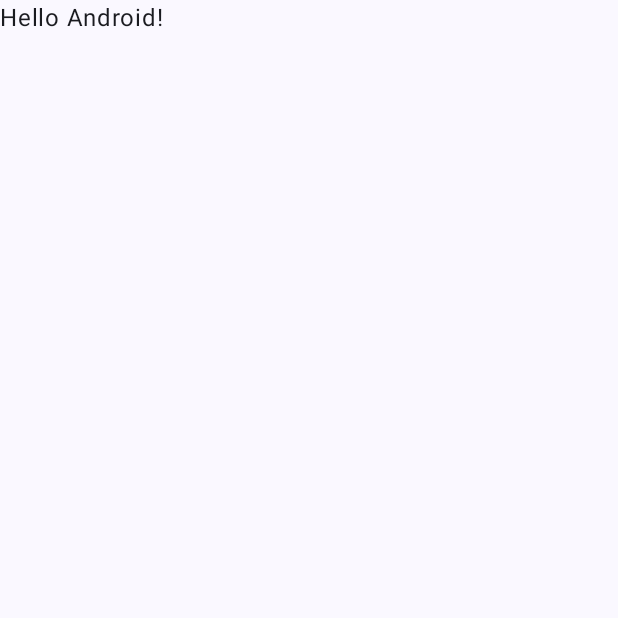
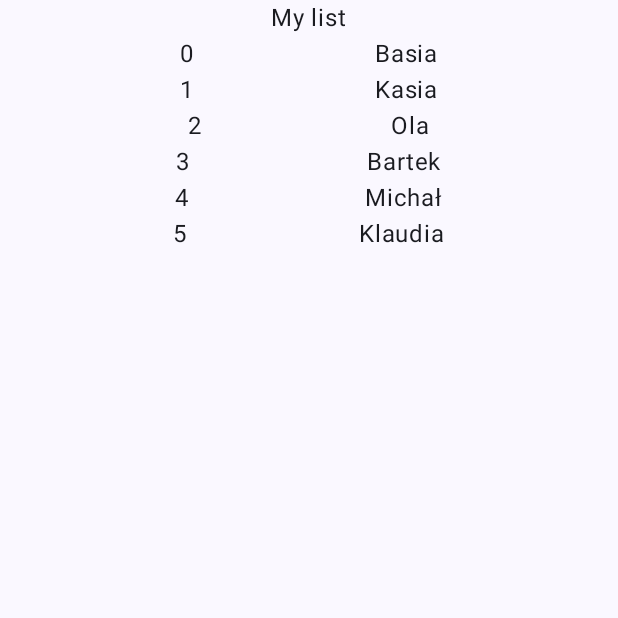
Before and after one commit to MichalxPZ/Compose_snippets, an Android app built with Jetpack Compose: the screen it shows after launch (MainActivity), on a phone screen of 412 x 824 dp, the top half of it. Before the commit the part shown is almost empty. Run offline under Robolectric (Android 15) with nearby library versions, the phone set to English and light mode, and no system bars.

Commit message:
simple list

```diff
--- a/app/src/main/java/pl/put/poznan/michalxpz/compose_snippets/MainActivity.kt
+++ b/app/src/main/java/pl/put/poznan/michalxpz/compose_snippets/MainActivity.kt
@@ -3,6 +3,7 @@ package pl.put.poznan.michalxpz.compose_snippets
 import android.os.Bundle
 import androidx.activity.ComponentActivity
 import androidx.activity.compose.setContent
+import androidx.compose.foundation.layout.Column
 import androidx.compose.foundation.layout.fillMaxSize
 import androidx.compose.material3.MaterialTheme
 import androidx.compose.material3.Surface
@@ -10,6 +11,7 @@ import androidx.compose.material3.Text
 import androidx.compose.runtime.Composable
 import androidx.compose.ui.Modifier
 import androidx.compose.ui.tooling.preview.Preview
+import pl.put.poznan.michalxpz.compose_snippets.list.MyList
 import pl.put.poznan.michalxpz.compose_snippets.ui.theme.Compose_snippetsTheme
 
 class MainActivity : ComponentActivity() {
@@ -22,25 +24,17 @@ class MainActivity : ComponentActivity() {
                     modifier = Modifier.fillMaxSize(),
                     color = MaterialTheme.colorScheme.background
                 ) {
-                    Greeting("Android")
+                    MyList(names = listOf("Basia", "Kasia", "Ola", "Bartek", "Michał", "Klaudia"))
                 }
             }
         }
     }
 }
 
-@Composable
-fun Greeting(name: String, modifier: Modifier = Modifier) {
-    Text(
-        text = "Hello $name!",
-        modifier = modifier
-    )
-}
-
 @Preview(showBackground = true)
 @Composable
-fun GreetingPreview() {
+fun ListPreview() {
     Compose_snippetsTheme {
-        Greeting("Android")
+        MyList(names = listOf("Basia", "Kasia", "Ola", "Bartek", "Michał", "Klaudia"))
     }
 }
--- /dev/null
+++ b/app/src/main/java/pl/put/poznan/michalxpz/compose_snippets/list/MyList.kt
@@ -0,0 +1,35 @@
+package pl.put.poznan.michalxpz.compose_snippets.list
+
+import androidx.compose.foundation.layout.Arrangement
+import androidx.compose.foundation.layout.Column
+import androidx.compose.foundation.layout.Row
+import androidx.compose.foundation.layout.fillMaxSize
+import androidx.compose.foundation.layout.fillMaxWidth
+import androidx.compose.foundation.lazy.LazyColumn
+import androidx.compose.foundation.lazy.itemsIndexed
+import androidx.compose.material3.Text
+import androidx.compose.runtime.Composable
+import androidx.compose.ui.Alignment
+import androidx.compose.ui.Modifier
+
+@Composable
+fun MyList(names: List<String>) {
+    Column(
+        modifier = Modifier.fillMaxSize(),
+        horizontalAlignment = Alignment.CenterHorizontally,
+        verticalArrangement = Arrangement.Top
+    ) {
+        Text(text = "My list")
+        LazyColumn() {
+            itemsIndexed(names) { index, item ->
+                Row(
+                    modifier = Modifier.fillMaxWidth(),
+                    horizontalArrangement = Arrangement.SpaceEvenly
+                ) {
+                    Text(text = index.toString())
+                    Text(text = item)
+                }
+            }
+        }
+    }
+}
```
